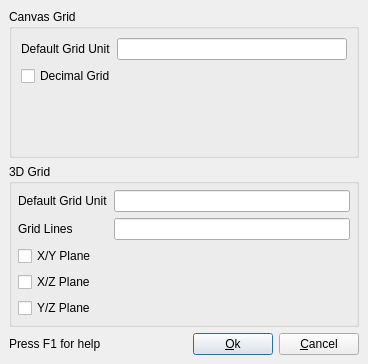
Before: the Qt Designer form src/qtui/viewportsettings.ui in zturtleman/mm3d, drawn with Qt 5.
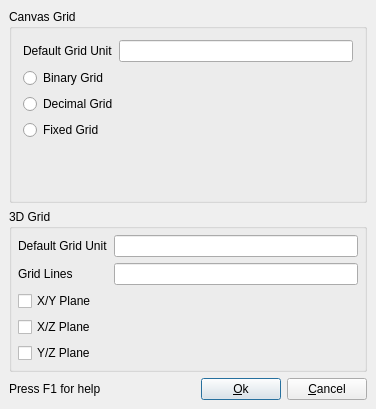
After: the same form once the commit is applied.

Commit message: Allow user to set fixed grid.

```diff
--- a/src/qtui/viewportsettings.ui
+++ b/src/qtui/viewportsettings.ui
@@ -5,8 +5,8 @@
    <rect>
     <x>0</x>
     <y>0</y>
-    <width>368</width>
-    <height>364</height>
+    <width>370</width>
+    <height>409</height>
    </rect>
   </property>
   <property name="windowTitle" >
@@ -34,21 +34,6 @@
       <string>Canvas Grid</string>
      </property>
      <layout class="QVBoxLayout" >
-      <property name="spacing" >
-       <number>6</number>
-      </property>
-      <property name="leftMargin" >
-       <number>9</number>
-      </property>
-      <property name="topMargin" >
-       <number>9</number>
-      </property>
-      <property name="rightMargin" >
-       <number>9</number>
-      </property>
-      <property name="bottomMargin" >
-       <number>9</number>
-      </property>
       <item>
        <layout class="QHBoxLayout" >
         <property name="spacing" >
@@ -82,12 +67,26 @@
        </layout>
       </item>
       <item>
-       <widget class="QCheckBox" name="m_grid_decimal" >
+       <widget class="QRadioButton" name="m_binaryGrid" >
+        <property name="text" >
+         <string>Binary Grid</string>
+        </property>
+       </widget>
+      </item>
+      <item>
+       <widget class="QRadioButton" name="m_decimalGrid" >
         <property name="text" >
          <string>Decimal Grid</string>
         </property>
        </widget>
       </item>
+      <item>
+       <widget class="QRadioButton" name="m_fixedGrid" >
+        <property name="text" >
+         <string>Fixed Grid</string>
+        </property>
+       </widget>
+      </item>
       <item>
        <spacer>
         <property name="orientation" >
@@ -95,8 +94,8 @@
         </property>
         <property name="sizeHint" >
          <size>
-          <width>20</width>
-          <height>40</height>
+          <width>330</width>
+          <height>16</height>
          </size>
         </property>
        </spacer>
```
Left out of the diff: 3 changed lines with no effect on the pictures. The commit also changes 9 other files.
